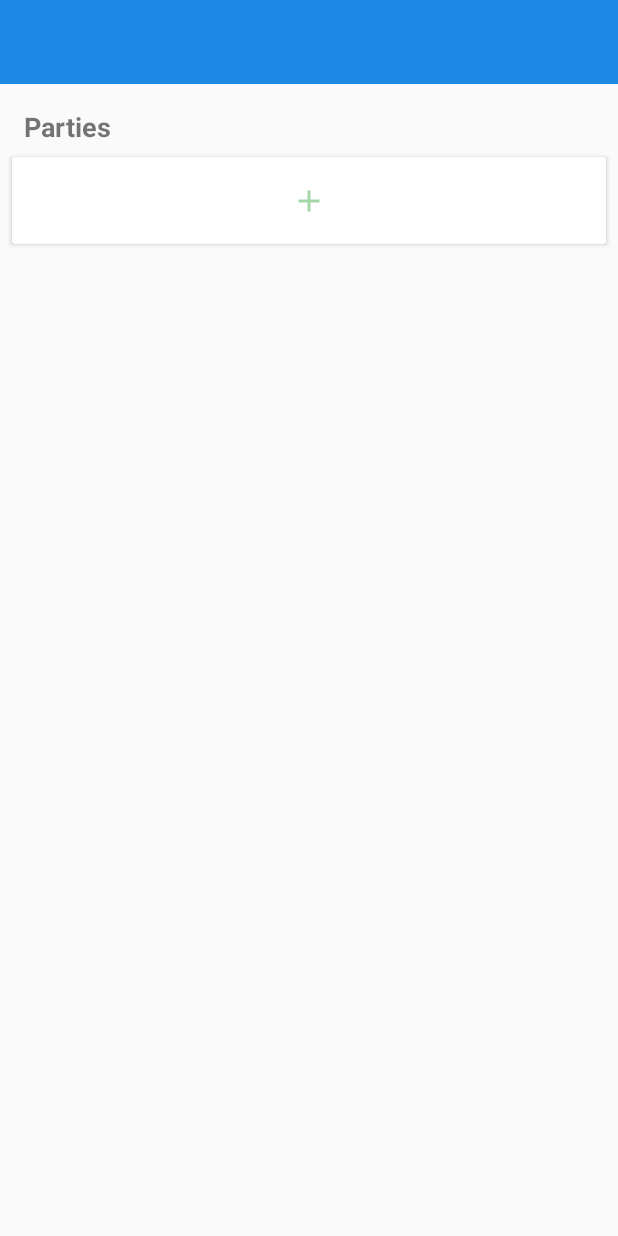
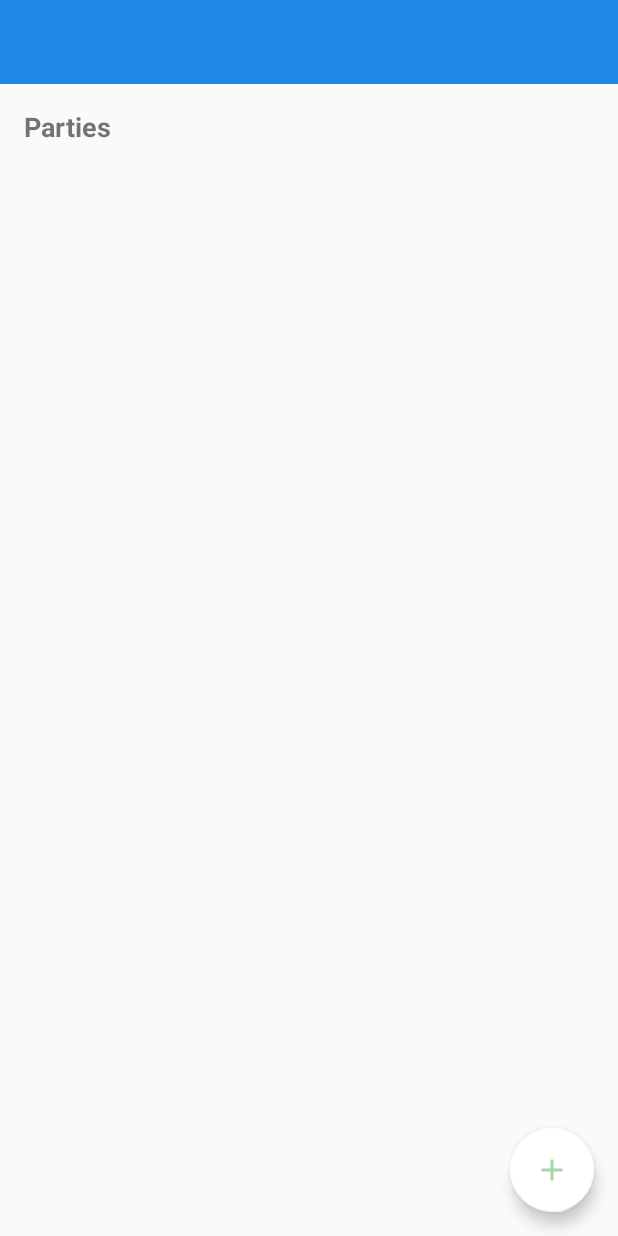
Before and after one commit to marinchenkova/PartyCalc, an Android app: the layout activity_session.xml on its own in the app's theme, with its tools: preview values and no code run, on a phone screen of 412 x 824 dp. Run offline under Robolectric (Android 15) with nearby library versions, the phone set to English and light mode, and no system bars.

Commit message:
add session as fab

```diff
--- a/app/src/main/java/name/marinchenko/partycalc/android/adapter/PayerAdapter.kt
+++ b/app/src/main/java/name/marinchenko/partycalc/android/adapter/PayerAdapter.kt
@@ -33,7 +33,7 @@ class PayerAdapter(ctx: Context): NewItemAdapter<PayerViewHolder, Payer>(ctx) {
         list[position].isExpanded = expanded
     }
 
-    @Synchronized fun productsWereUpdated(update: List<Product>) {
+    fun productsWereUpdated(update: List<Product>) {
         products.clear()
         products.addAll(update)
         ctx.runOnUiThread { updatePayerChecks(update) }
--- a/app/src/main/java/name/marinchenko/partycalc/android/adapter/SessionAdapter.kt
+++ b/app/src/main/java/name/marinchenko/partycalc/android/adapter/SessionAdapter.kt
@@ -32,7 +32,8 @@ class SessionAdapter(ctx: Context): DataObserverAdapter<SessionViewHolder, Sessi
     }
 
     override fun addItem(item: Session) {
-        super.addItem(item)
+        list.add(0, item)
+        notifyItemInserted(0)
         onItemAdd?.invoke(item)
     }
 
--- a/app/src/main/java/name/marinchenko/partycalc/android/storage/SessionRepo.kt
+++ b/app/src/main/java/name/marinchenko/partycalc/android/storage/SessionRepo.kt
@@ -32,7 +32,6 @@ class SessionRepo(private val ctx: Context): ISessionRepo {
         return Gson().fromJson<Session>(json, object : TypeToken<Session>(){}.type)
     }
 
-    @Synchronized
     override fun saveSession(session: Session) {
         val json = Gson().toJson(session)
         ctx.writeSession(session.id, json)
--- a/app/src/main/res/layout/activity_session.xml
+++ b/app/src/main/res/layout/activity_session.xml
@@ -1,14 +1,22 @@
 <?xml version="1.0" encoding="utf-8"?>
-<android.support.v4.widget.NestedScrollView xmlns:tools="http://schemas.android.com/tools"
+<android.support.design.widget.CoordinatorLayout
+    xmlns:tools="http://schemas.android.com/tools"
     xmlns:android="http://schemas.android.com/apk/res/android"
+    xmlns:app="http://schemas.android.com/apk/res-auto"
     tools:context="name.marinchenko.partycalc.android.activity.MainActivity"
+    android:layout_width="match_parent"
+    android:layout_height="match_parent"
+    >
+
+
+    <android.support.v4.widget.NestedScrollView
         android:layout_width="match_parent"
         android:layout_height="match_parent">
 
         <LinearLayout
             android:id="@+id/base_layout"
             android:layout_width="match_parent"
-        android:layout_height="wrap_content"
+            android:layout_height="match_parent"
             android:orientation="vertical"
             android:focusable="true"
             android:focusableInTouchMode="true"
@@ -36,28 +44,21 @@
                 android:nestedScrollingEnabled="false"
                 />
 
-        <android.support.v7.widget.CardView
-            android:layout_width="match_parent"
-            android:layout_height="58dp"
-            android:layout_marginTop="4dp"
-            android:layout_marginBottom="8dp"
-            android:layout_marginStart="8dp"
-            android:layout_marginEnd="8dp"
-            >
-
-            <ImageButton
-                android:id="@+id/add_session_button"
-                android:layout_width="match_parent"
-                android:layout_height="match_parent"
-                android:src="@drawable/ic_add_ltgreen_24dp"
-                android:background="@color/colorTransparent"
-                android:contentDescription="@string/add_session"
-                />
-
-        </android.support.v7.widget.CardView>
-
-
         </LinearLayout>
 
 
     </android.support.v4.widget.NestedScrollView>
+
+
+    <android.support.design.widget.FloatingActionButton
+        android:id="@+id/add_session_button"
+        android:layout_width="wrap_content"
+        android:layout_height="wrap_content"
+        android:layout_gravity="end|bottom"
+        android:src="@drawable/ic_add_ltgreen_24dp"
+        android:contentDescription="@string/add_session"
+        android:layout_margin="16dp"
+        app:backgroundTint="@color/colorWhite"
+        />
+
+</android.support.design.widget.CoordinatorLayout>
--- a/app/src/main/res/layout/session_item.xml
+++ b/app/src/main/res/layout/session_item.xml
@@ -53,7 +53,7 @@
             android:layout_width="wrap_content"
             android:layout_height="wrap_content"
             android:layout_marginTop="4dp"
-            android:layout_marginBottom="4dp"
+            android:layout_marginBottom="8dp"
             android:layout_marginStart="8dp"
             android:layout_marginEnd="8dp"
             app:layout_constraintTop_toBottomOf="@id/item_title"
```
Also changed, not shown: app/src/main/java/name/marinchenko/partycalc/android/activity/MainActivity.kt (+4 -8 lines), app/src/main/java/name/marinchenko/partycalc/android/viewHolder/SummaryViewHolder.kt (+2 -9 lines), app/src/main/res/layout/payer_item.xml (+20 -9 lines), app/src/main/res/layout/product_item.xml (+4 -4 lines). Lines whose indentation alone changed are shown as unchanged.
